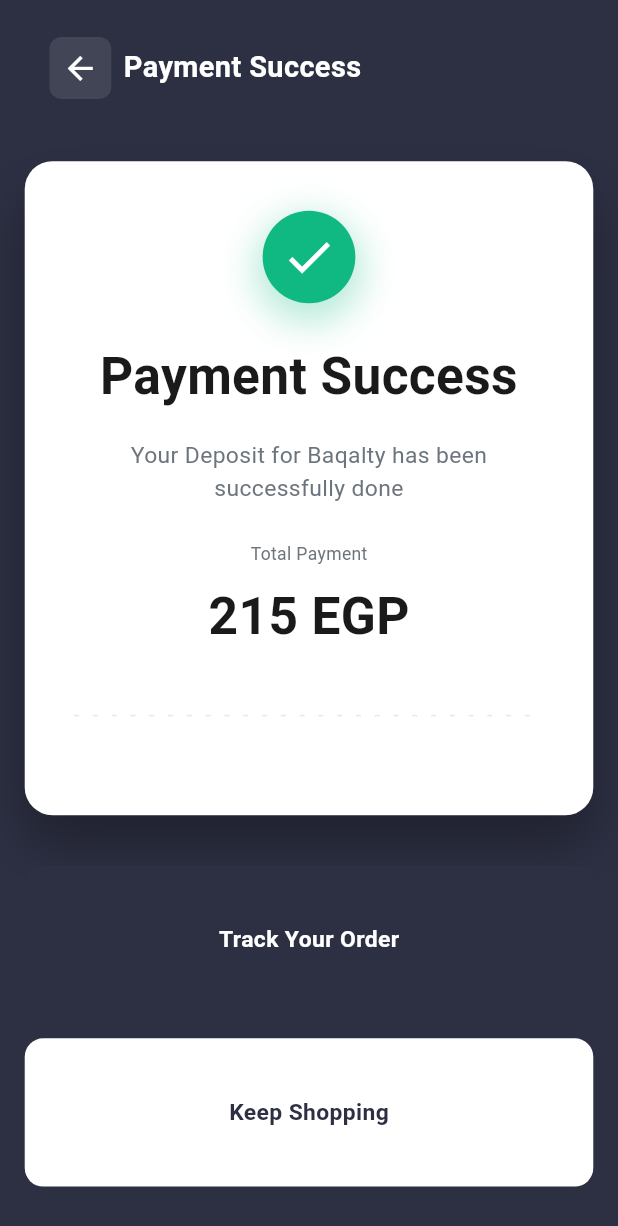
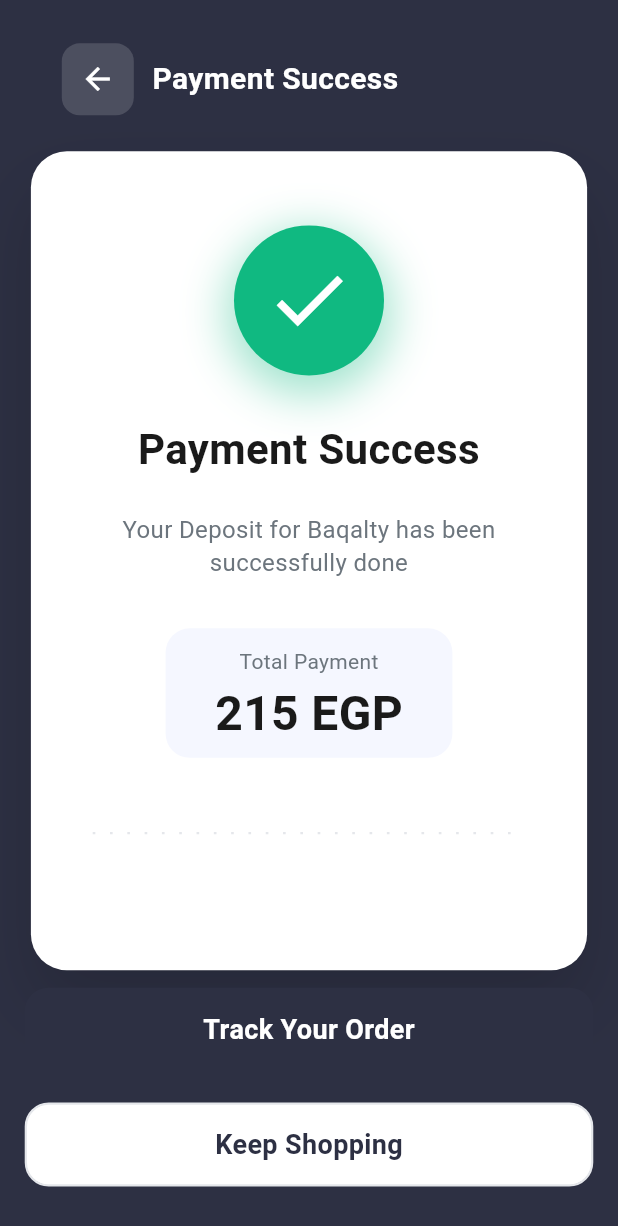
Before and after one commit to addictadev/beqalty-mobile, a Flutter app: the PaymentSuccessScreenBody screen opened directly, on a phone screen of 412 x 824 dp. Shown: the top 1226 px of the screen. Run offline on Flutter 3.47's test engine with Material 3 defaults, Android fonts, the phone set to English and light mode, and no system bars; our stand-ins replace bloc, cached_network_image, dio, equatable, file_picker, flash and 15 more; missing offline and left inert: in_app_update, palestine_console; accounts and stored records are empty; Roboto replaces fonts that are missing (ReadexPro); project files that could hold a hidden picture were left out.

Commit message:
feat: Improve payment success screen design to match pixel-perfect UI
- Update success card layout with proper spacing and proportions
- Enhance success icon with better sizing and glow effects
- Improve typography with proper font sizes and line heights
- Add payment amount section with background container
- Customize action buttons with proper shadows and borders
- Add header with back button and title
- Remove unused imports and clean up code

```diff
--- a/lib/core/images_preview/app_assets.dart
+++ b/lib/core/images_preview/app_assets.dart
@@ -54,6 +54,7 @@ class AppAssets {
     static const String cashIcon = "$_iconsPath/cash_on_delivery.svg";
     static const String mastercardIcon = "$_iconsPath/mastercard_icon.svg";
     static const String paypalIcon = "$_iconsPath/paypal_icon.svg";
+    static const String sucessIcon = "$_iconsPath/sucess_icon.svg";
 
 
 }
--- a/lib/features/cart/presentation/view/payment_success_screen.dart
+++ b/lib/features/cart/presentation/view/payment_success_screen.dart
@@ -3,9 +3,8 @@ import 'package:flutter/services.dart';
 import 'package:baqalty/core/theme/app_colors.dart';
 import 'package:baqalty/core/utils/responsive_utils.dart';
 import 'package:baqalty/core/utils/styles/styles.dart';
-import 'package:baqalty/core/widgets/success_icon.dart';
 import 'package:baqalty/core/widgets/dashed_divider.dart';
-import 'package:baqalty/core/widgets/primary_button.dart';
+
 import 'package:baqalty/features/nav_bar/business/cubit/nav_bar_cubit.dart';
 import 'package:flutter_bloc/flutter_bloc.dart';
 import 'package:localize_and_translate/localize_and_translate.dart';
@@ -72,8 +71,8 @@ class _PaymentSuccessScreenBodyState extends State<PaymentSuccessScreenBody> {
   Widget _buildHeader(BuildContext context) {
     return Container(
       padding: EdgeInsets.symmetric(
-        horizontal: context.responsivePadding,
-        vertical: context.responsiveMargin,
+        horizontal: context.responsivePadding * 1.5,
+        vertical: context.responsiveMargin * 1.5,
       ),
       child: Row(
         children: [
@@ -83,22 +82,21 @@ class _PaymentSuccessScreenBodyState extends State<PaymentSuccessScreenBody> {
               context.read<NavBarCubit>().changeTab(0);
             },
             child: Container(
-              padding: EdgeInsets.all(context.responsivePadding * 0.5),
+              padding: EdgeInsets.all(12),
               decoration: BoxDecoration(
-                color: AppColors.white.withValues(alpha: 0.1),
-                borderRadius: BorderRadius.circular(8),
+                color: AppColors.white.withValues(alpha: 0.15),
+                borderRadius: BorderRadius.circular(12),
               ),
-              child: Icon(
-                Icons.arrow_back,
-                color: AppColors.white,
-                size: context.responsiveIconSize,
+              child: Icon(Icons.arrow_back, color: AppColors.white, size: 24),
             ),
           ),
-          ),
-          SizedBox(width: context.responsiveMargin),
+          SizedBox(width: context.responsiveMargin * 1.5),
           Text(
             "payment_success".tr(),
-            style: TextStyles.textViewBold18.copyWith(color: AppColors.white),
+            style: TextStyles.textViewBold18.copyWith(
+              color: AppColors.white,
+              fontSize: 20,
+            ),
           ),
         ],
       ),
@@ -108,79 +106,129 @@ class _PaymentSuccessScreenBodyState extends State<PaymentSuccessScreenBody> {
   Widget _buildSuccessCard(BuildContext context) {
     return Container(
       width: double.infinity,
-      padding: EdgeInsets.all(context.responsivePadding * 2),
+      constraints: BoxConstraints(
+        maxWidth: MediaQuery.of(context).size.width * 0.9,
+      ),
+      padding: EdgeInsets.symmetric(
+        horizontal: context.responsivePadding * 2.5,
+        vertical: context.responsivePadding * 3,
+      ),
       decoration: BoxDecoration(
         color: AppColors.white,
-        borderRadius: BorderRadius.circular(
-          context.responsiveBorderRadius * 1.5,
-        ),
+        borderRadius: BorderRadius.circular(24),
         boxShadow: [
           BoxShadow(
-            color: AppColors.shadowDark,
-            blurRadius: 30,
-            offset: const Offset(0, 20),
+            color: AppColors.shadowDark.withValues(alpha: 0.15),
+            blurRadius: 40,
+            spreadRadius: 0,
+            offset: const Offset(0, 25),
           ),
         ],
       ),
       child: Column(
+        mainAxisSize: MainAxisSize.min,
         children: [
-          // Success icon
-          SuccessIcon(size: context.responsiveIconSize * 2.5),
+          // Success icon with proper sizing and glow
+          Container(
+            width: 100,
+            height: 100,
+            decoration: BoxDecoration(
+              color: AppColors.success,
+              shape: BoxShape.circle,
+              boxShadow: [
+                BoxShadow(
+                  color: AppColors.success.withValues(alpha: 0.4),
+                  blurRadius: 25,
+                  spreadRadius: 5,
+                  offset: const Offset(0, 8),
+                ),
+              ],
+            ),
+            child: const Center(
+              child: Icon(
+                Icons.check,
+                color: AppColors.white,
+                size: 60,
+                weight: 900,
+              ),
+            ),
+          ),
 
-          SizedBox(height: context.responsiveMargin * 3),
+          SizedBox(height: context.responsiveMargin * 4),
 
           // Success title
           Text(
             "payment_success".tr(),
             style: TextStyles.textViewBold24.copyWith(
               color: AppColors.textPrimary,
+              fontSize: 28,
+              height: 1.2,
             ),
             textAlign: TextAlign.center,
           ),
 
-          SizedBox(height: context.responsiveMargin * 2),
+          SizedBox(height: context.responsiveMargin * 3),
 
           // Success description
           Text(
             "payment_success_description".tr(),
             style: TextStyles.textViewRegular16.copyWith(
               color: AppColors.textSecondary,
+              fontSize: 16,
+              height: 1.4,
             ),
             textAlign: TextAlign.center,
+            maxLines: 2,
           ),
 
-          SizedBox(height: context.responsiveMargin * 3),
+          SizedBox(height: context.responsiveMargin * 4),
 
-          // Payment amount
-          Column(
+          // Payment amount section
+          Container(
+            padding: EdgeInsets.symmetric(
+              horizontal: context.responsivePadding * 2,
+              vertical: context.responsiveMargin * 1.5,
+            ),
+            decoration: BoxDecoration(
+              color: AppColors.scaffoldBackground,
+              borderRadius: BorderRadius.circular(16),
+            ),
+            child: Column(
               children: [
                 Text(
                   "total_payment".tr(),
                   style: TextStyles.textViewRegular14.copyWith(
                     color: AppColors.textSecondary,
+                    fontSize: 14,
                   ),
                 ),
-              SizedBox(height: context.responsiveMargin),
+                SizedBox(height: context.responsiveMargin * 0.8),
                 Text(
                   "215 EGP",
                   style: TextStyles.textViewBold24.copyWith(
                     color: AppColors.textPrimary,
+                    fontSize: 32,
+                    height: 1.1,
                   ),
                 ),
               ],
             ),
+          ),
 
-          SizedBox(height: context.responsiveMargin * 3),
+          SizedBox(height: context.responsiveMargin * 4),
 
           // Dashed divider
           DashedDivider(
             color: AppColors.borderLight,
+            height: 1.5,
+            dashWidth: 6,
+            dashSpace: 4,
             margin: EdgeInsets.symmetric(
               vertical: context.responsiveMargin * 2,
             ),
           ),
 
-          SizedBox(height: context.responsiveMargin * 2),
+          SizedBox(height: context.responsiveMargin * 3),
         ],
       ),
     );
@@ -190,32 +238,70 @@ class _PaymentSuccessScreenBodyState extends State<PaymentSuccessScreenBody> {
     return Column(
       children: [
         // Track Order Button
-        PrimaryButton(
-          text: "track_your_order".tr(),
-          onPressed: () {
+        Container(
+          width: double.infinity,
+          height: 56,
+          decoration: BoxDecoration(
+            color: AppColors.primary,
+            borderRadius: BorderRadius.circular(16),
+            boxShadow: [
+              BoxShadow(
+                color: AppColors.primary.withValues(alpha: 0.3),
+                blurRadius: 15,
+                offset: const Offset(0, 8),
+              ),
+            ],
+          ),
+          child: Material(
+            color: Colors.transparent,
+            child: InkWell(
+              borderRadius: BorderRadius.circular(16),
+              onTap: () {
                 HapticFeedback.mediumImpact();
                 // TODO: Navigate to order tracking
               },
-          color: AppColors.primary,
-          height: context.responsiveButtonHeight,
-          borderRadius: context.responsiveBorderRadius,
-          textStyle: TextStyles.textViewBold16.copyWith(color: AppColors.white),
+              child: Center(
+                child: Text(
+                  "track_your_order".tr(),
+                  style: TextStyles.textViewBold16.copyWith(
+                    color: AppColors.white,
+                    fontSize: 18,
+                  ),
+                ),
+              ),
+            ),
+          ),
         ),
 
-        SizedBox(height: context.responsiveMargin * 2),
+        SizedBox(height: context.responsiveMargin * 2.5),
 
         // Keep Shopping Button
-        PrimaryButton(
-          text: "keep_shopping".tr(),
-          onPressed: () {
+        Container(
+          width: double.infinity,
+          height: 56,
+          decoration: BoxDecoration(
+            color: AppColors.white,
+            borderRadius: BorderRadius.circular(16),
+            border: Border.all(color: AppColors.borderLight, width: 1.5),
+          ),
+          child: Material(
+            color: Colors.transparent,
+            child: InkWell(
+              borderRadius: BorderRadius.circular(16),
+              onTap: () {
                 HapticFeedback.lightImpact();
                 context.read<NavBarCubit>().changeTab(0);
               },
-          color: AppColors.white,
-          height: context.responsiveButtonHeight,
-          borderRadius: context.responsiveBorderRadius,
-          textStyle: TextStyles.textViewBold16.copyWith(
+              child: Center(
+                child: Text(
+                  "keep_shopping".tr(),
+                  style: TextStyles.textViewBold16.copyWith(
                     color: AppColors.primary,
+                    fontSize: 18,
+                  ),
+                ),
+              ),
+            ),
           ),
         ),
       ],
```
Also changed, not shown: assets/icons/sucess_icon.svg (added). Lines whose indentation alone changed are shown as unchanged.
